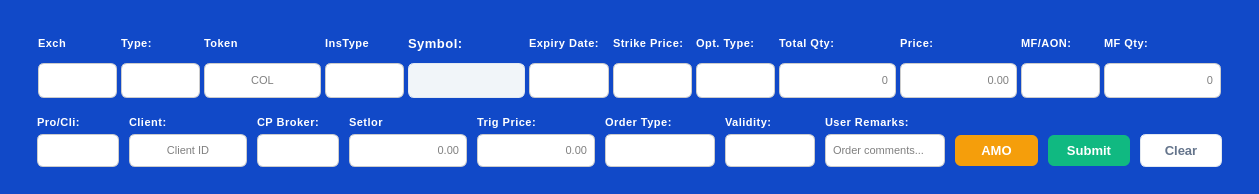
First picture: the form in resources/forms/BuyWindow.ui, repository yashnmehta/Autotrade, before the edit.
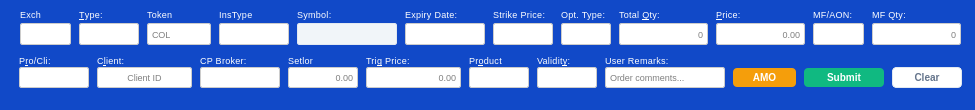
Second picture: the form after the edit.

Diff of the .ui file:
```diff
--- a/resources/forms/BuyWindow.ui
+++ b/resources/forms/BuyWindow.ui
@@ -6,8 +6,8 @@
    <rect>
     <x>0</x>
     <y>0</y>
-    <width>1259</width>
-    <height>194</height>
+    <width>975</width>
+    <height>110</height>
    </rect>
   </property>
   <property name="sizePolicy">
@@ -45,26 +45,21 @@
 
 QLabel {    
     color: #ffffff;
-    font-size: 11px;
-    font-weight: 700;
+    font-size: 9px;
+    font-weight: 400;
     text-transform: uppercase;
-    letter-spacing: 0.5px;
+    letter-spacing: 0.3px;
     background-color: transparent;
 }
 
-QLabel#lblSymbol {
-    color: #ffffff;
-    font-size: 13px;
-    font-weight: 700;
-}
 
 QLineEdit {
     background-color: #ffffff;
     color: #000000;
     border: 1px solid #cccccc;
-    border-radius: 6px;
-    padding: 2px 5px;
-    font-size: 11px;
+    border-radius: 2px;
+    padding: 1px 2px;
+    font-size: 9px;
     font-weight: 400;
 }
 
@@ -87,10 +82,10 @@
     background-color: #ffffff;
     color: #000000;
     border: 1px solid #cccccc;
-    border-radius: 6px;
-    padding: 2px 5px;
-    font-size: 10px;
-    font-weight: 500;
+    border-radius: 2px;
+    padding: 1px 1px;
+    font-size: 9px;
+    font-weight: 400;
 }
 
 QComboBox:hover {
@@ -103,15 +98,15 @@
 
 QComboBox::drop-down {
     border: none;
-    width: 24px;
+    width: 16px;
 }
 
 QComboBox::down-arrow {
     image: none;
-    border-left: 5px solid transparent;
-    border-right: 5px solid transparent;
-    border-top: 6px solid #64748b;
-    margin-right: 8px;
+    border-left: 4px solid transparent;
+    border-right: 4px solid transparent;
+    border-top: 5px solid #64748b;
+    margin-right: 4px;
 }
 
 QComboBox QAbstractItemView {
@@ -124,10 +119,10 @@
 }
 
 QPushButton {
-    border-radius: 6px;
-    font-size: 13px;
+    border-radius: 4px;
+    font-size: 10px;
     font-weight: 700;
-    padding: 8px 16px;
+    padding: 3px 10px;
     text-transform: uppercase;
 }
 
@@ -173,38 +168,53 @@
 </string>
   </property>
   <layout class="QVBoxLayout" name="verticalLayout">
+   <property name="spacing">
+    <number>3</number>
+   </property>
+   <property name="leftMargin">
+    <number>8</number>
+   </property>
+   <property name="topMargin">
+    <number>1</number>
+   </property>
+   <property name="rightMargin">
+    <number>2</number>
+   </property>
+   <property name="bottomMargin">
+    <number>3</number>
+   </property>
    <item>
     <widget class="QWidget" name="verticalWidget" native="true">
      <property name="minimumSize">
       <size>
-       <width>1000</width>
-       <height>75</height>
+       <width>900</width>
+       <height>50</height>
       </size>
      </property>
      <property name="maximumSize">
       <size>
        <width>16777215</width>
-       <height>75</height>
+       <height>55</height>
       </size>
      </property>
      <layout class="QVBoxLayout" name="verticalLayout_5">
       <property name="spacing">
-       <number>1</number>
+       <number>2</number>
       </property>
       <property name="sizeConstraint">
        <enum>QLayout::SetMinimumSize</enum>
       </property>
       <property name="leftMargin">
-       <number>25</number>
+       <number>10</number>
       </property>
       <property name="topMargin">
-       <number>8</number>
+       <number>3</number>
       </property>
       <property name="rightMargin">
-       <number>25</number>
+       <number>10</number>
       </property>
       <property name="bottomMargin">
-       <number>8</number>
+       <number>2</number>
       </property>
       <item>
        <widget class="QWidget" name="widget" native="true">
@@ -228,10 +238,10 @@
           <number>2</number>
          </property>
          <property name="horizontalSpacing">
-          <number>4</number>
+          <number>8</number>
          </property>
          <property name="verticalSpacing">
-          <number>5</number>
+          <number>1</number>
          </property>
          <item row="1" column="1">
           <widget class="QComboBox" name="cbOrdType">
@@ -244,7 +254,13 @@
            <property name="minimumSize">
             <size>
              <width>50</width>
-             <height>35</height>
+             <height>22</height>
+            </size>
+           </property>
+           <property name="maximumSize">
+            <size>
+             <width>70</width>
+             <height>16777215</height>
             </size>
            </property>
           </widget>
@@ -254,7 +270,7 @@
            <property name="minimumSize">
             <size>
              <width>0</width>
-             <height>30</height>
+             <height>16</height>
             </size>
            </property>
            <property name="text">
@@ -270,11 +286,14 @@
            <property name="minimumSize">
             <size>
              <width>0</width>
-             <height>30</height>
+             <height>16</height>
             </size>
            </property>
            <property name="text">
-            <string>Total Qty:</string>
+            <string>Total &amp;Qty:</string>
+           </property>
+           <property name="buddy">
+            <cstring>leQty</cstring>
            </property>
            <property name="alignment">
             <set>Qt::AlignLeading|Qt::AlignLeft|Qt::AlignVCenter</set>
@@ -286,11 +305,14 @@
            <property name="minimumSize">
             <size>
              <width>0</width>
-             <height>30</height>
+             <height>16</height>
             </size>
            </property>
            <property name="text">
-            <string>Price:</string>
+            <string>&amp;Price:</string>
+           </property>
+           <property name="buddy">
+            <cstring>leRate</cstring>
            </property>
            <property name="alignment">
             <set>Qt::AlignLeading|Qt::AlignLeft|Qt::AlignVCenter</set>
@@ -308,7 +330,7 @@
            <property name="minimumSize">
             <size>
              <width>60</width>
-             <height>35</height>
+             <height>22</height>
             </size>
            </property>
            <property name="alignment">
@@ -324,7 +346,7 @@
            <property name="minimumSize">
             <size>
              <width>0</width>
-             <height>30</height>
+             <height>16</height>
             </size>
            </property>
            <property name="text">
@@ -340,11 +362,14 @@
            <property name="minimumSize">
             <size>
              <width>60</width>
-             <height>30</height>
+             <height>16</height>
             </size>
            </property>
            <property name="text">
-            <string>Type:</string>
+            <string>&amp;Type:</string>
+           </property>
+           <property name="buddy">
+            <cstring>cbOrdType</cstring>
            </property>
            <property name="alignment">
             <set>Qt::AlignLeading|Qt::AlignLeft|Qt::AlignVCenter</set>
@@ -356,7 +381,7 @@
            <property name="minimumSize">
             <size>
              <width>0</width>
-             <height>30</height>
+             <height>16</height>
             </size>
            </property>
            <property name="text">
@@ -369,7 +394,7 @@
            <property name="minimumSize">
             <size>
              <width>0</width>
-             <height>30</height>
+             <height>16</height>
             </size>
            </property>
            <property name="text">
@@ -391,11 +416,17 @@
            <property name="minimumSize">
             <size>
              <width>60</width>
-             <height>35</height>
+             <height>22</height>
+            </size>
+           </property>
+           <property name="maximumSize">
+            <size>
+             <width>70</width>
+             <height>16777215</height>
             </size>
            </property>
            <property name="alignment">
-            <set>Qt::AlignCenter</set>
+            <set>Qt::AlignLeading|Qt::AlignLeft|Qt::AlignVCenter</set>
            </property>
            <property name="placeholderText">
             <string>COL</string>
@@ -407,7 +438,7 @@
            <property name="minimumSize">
             <size>
              <width>0</width>
-             <height>30</height>
+             <height>16</height>
             </size>
            </property>
            <property name="text">
@@ -423,7 +454,7 @@
            <property name="minimumSize">
             <size>
              <width>0</width>
-             <height>30</height>
+             <height>16</height>
             </size>
            </property>
            <property name="text">
@@ -445,7 +476,7 @@
            <property name="minimumSize">
             <size>
              <width>100</width>
-             <height>35</height>
+             <height>22</height>
             </size>
            </property>
            <property name="readOnly">
@@ -458,7 +489,7 @@
            <property name="minimumSize">
             <size>
              <width>0</width>
-             <height>30</height>
+             <height>16</height>
             </size>
            </property>
            <property name="text">
@@ -480,7 +511,7 @@
            <property name="minimumSize">
             <size>
              <width>50</width>
-             <height>35</height>
+             <height>22</height>
             </size>
            </property>
           </widget>
@@ -496,7 +527,13 @@
            <property name="minimumSize">
             <size>
              <width>70</width>
-             <height>35</height>
+             <height>22</height>
+            </size>
+           </property>
+           <property name="maximumSize">
+            <size>
+             <width>80</width>
+             <height>16777215</height>
             </size>
            </property>
           </widget>
@@ -506,7 +543,7 @@
            <property name="minimumSize">
             <size>
              <width>0</width>
-             <height>30</height>
+             <height>16</height>
             </size>
            </property>
            <property name="text">
@@ -522,7 +559,7 @@
            <property name="minimumSize">
             <size>
              <width>0</width>
-             <height>30</height>
+             <height>16</height>
             </size>
            </property>
            <property name="text">
@@ -544,7 +581,13 @@
            <property name="minimumSize">
             <size>
              <width>50</width>
-             <height>35</height>
+             <height>22</height>
+            </size>
+           </property>
+           <property name="maximumSize">
+            <size>
+             <width>50</width>
+             <height>16777215</height>
             </size>
            </property>
           </widget>
@@ -560,7 +603,7 @@
            <property name="minimumSize">
             <size>
              <width>80</width>
-             <height>35</height>
+             <height>22</height>
             </size>
            </property>
           </widget>
@@ -576,7 +619,7 @@
            <property name="minimumSize">
             <size>
              <width>50</width>
-             <height>35</height>
+             <height>22</height>
             </size>
            </property>
            <property name="alignment">
@@ -592,7 +635,13 @@
            <property name="minimumSize">
             <size>
              <width>50</width>
-             <height>35</height>
+             <height>22</height>
+            </size>
+           </property>
+           <property name="maximumSize">
+            <size>
+             <width>70</width>
+             <height>16777215</height>
             </size>
            </property>
           </widget>
@@ -608,7 +657,7 @@
            <property name="minimumSize">
             <size>
              <width>60</width>
-             <height>35</height>
+             <height>22</height>
             </size>
            </property>
            <property name="alignment">
@@ -630,7 +679,7 @@
            <property name="minimumSize">
             <size>
              <width>60</width>
-             <height>35</height>
+             <height>22</height>
             </size>
            </property>
           </widget>
@@ -645,28 +694,28 @@
     <widget class="QWidget" name="verticalWidget_2" native="true">
      <property name="minimumSize">
       <size>
-       <width>1000</width>
-       <height>75</height>
+       <width>900</width>
+       <height>50</height>
       </size>
      </property>
      <property name="maximumSize">
       <size>
        <width>16777215</width>
-       <height>75</height>
+       <height>55</height>
       </size>
      </property>
      <layout class="QVBoxLayout" name="verticalLayout_6">
       <property name="leftMargin">
-       <number>25</number>
+       <number>10</number>
       </property>
       <property name="topMargin">
-       <number>8</number>
+       <number>2</number>
       </property>
       <property name="rightMargin">
-       <number>25</number>
+       <number>10</number>
       </property>
       <property name="bottomMargin">
-       <number>8</number>
+       <number>3</number>
       </property>
       <item>
        <widget class="QWidget" name="widget" native="true">
@@ -684,10 +733,10 @@
           <number>1</number>
          </property>
          <property name="horizontalSpacing">
-          <number>10</number>
+          <number>8</number>
          </property>
          <property name="verticalSpacing">
-          <number>5</number>
+          <number>1</number>
          </property>
          <item row="1" column="1">
           <widget class="QLineEdit" name="leClient">
@@ -699,10 +748,16 @@
            </property>
            <property name="minimumSize">
             <size>
-             <width>100</width>
+             <width>80</width>
              <height>0</height>
             </size>
            </property>
+           <property name="maximumSize">
+            <size>
+             <width>100</width>
+             <height>16777215</height>
+            </size>
+           </property>
            <property name="alignment">
             <set>Qt::AlignCenter</set>
            </property>
@@ -762,10 +817,16 @@
            </property>
            <property name="minimumSize">
             <size>
-             <width>90</width>
+             <width>60</width>
              <height>0</height>
             </size>
            </property>
+           <property name="maximumSize">
+            <size>
+             <width>60</width>
+             <height>16777215</height>
+            </size>
+           </property>
           </widget>
          </item>
          <item row="1" column="0">
@@ -782,6 +843,12 @@
              <height>0</height>
             </size>
            </property>
+           <property name="maximumSize">
+            <size>
+             <width>70</width>
+             <height>16777215</height>
+            </size>
+           </property>
           </widget>
          </item>
          <item row="1" column="10">
@@ -801,7 +868,7 @@
           </widget>
          </item>
          <item row="0" column="7">
-          <widget class="QLabel" name="label_ordertype">
+          <widget class="QLabel" name="Product">
            <property name="minimumSize">
             <size>
              <width>0</width>
@@ -809,7 +876,10 @@
             </size>
            </property>
            <property name="text">
-            <string>Order Type:</string>
+            <string>Pr&amp;oduct</string>
+           </property>
+           <property name="buddy">
+            <cstring>cbProduct</cstring>
            </property>
            <property name="alignment">
             <set>Qt::AlignLeading|Qt::AlignLeft|Qt::AlignVCenter</set>
@@ -830,6 +900,12 @@
              <height>0</height>
             </size>
            </property>
+           <property name="maximumSize">
+            <size>
+             <width>100</width>
+             <height>16777215</height>
+            </size>
+           </property>
           </widget>
          </item>
          <item row="0" column="1">
@@ -841,7 +917,10 @@
             </size>
            </property>
            <property name="text">
-            <string>Client:</string>
+            <string>C&amp;lient:</string>
+           </property>
+           <property name="buddy">
+            <cstring>leClient</cstring>
            </property>
            <property name="alignment">
             <set>Qt::AlignLeading|Qt::AlignLeft|Qt::AlignVCenter</set>
@@ -905,7 +984,10 @@
             </size>
            </property>
            <property name="text">
-            <string>Trig Price:</string>
+            <string>Tri&amp;g Price:</string>
+           </property>
+           <property name="buddy">
+            <cstring>leTrigPrice</cstring>
            </property>
            <property name="alignment">
             <set>Qt::AlignLeading|Qt::AlignLeft|Qt::AlignVCenter</set>
@@ -922,10 +1004,16 @@
            </property>
            <property name="minimumSize">
             <size>
-             <width>110</width>
+             <width>60</width>
              <height>0</height>
             </size>
            </property>
+           <property name="maximumSize">
+            <size>
+             <width>60</width>
+             <height>16777215</height>
+            </size>
+           </property>
           </widget>
          </item>
          <item row="1" column="3">
@@ -938,10 +1026,16 @@
            </property>
            <property name="minimumSize">
             <size>
-             <width>90</width>
+             <width>70</width>
              <height>0</height>
             </size>
            </property>
+           <property name="maximumSize">
+            <size>
+             <width>70</width>
+             <height>16777215</height>
+            </size>
+           </property>
            <property name="alignment">
             <set>Qt::AlignRight|Qt::AlignTrailing|Qt::AlignVCenter</set>
            </property>
@@ -959,7 +1053,10 @@
             </size>
            </property>
            <property name="text">
-            <string>Validity:</string>
+            <string>Validit&amp;y:</string>
+           </property>
+           <property name="buddy">
+            <cstring>cbValidity</cstring>
            </property>
            <property name="alignment">
             <set>Qt::AlignLeading|Qt::AlignLeft|Qt::AlignVCenter</set>
@@ -1007,7 +1104,10 @@
             </size>
            </property>
            <property name="text">
-            <string>Pro/Cli:</string>
+            <string>P&amp;ro/Cli:</string>
+           </property>
+           <property name="buddy">
+            <cstring>cbProCli</cstring>
            </property>
            <property name="alignment">
             <set>Qt::AlignLeading|Qt::AlignLeft|Qt::AlignVCenter</set>
```
Left out of the diff: 7 changed lines with no effect on the pictures.
